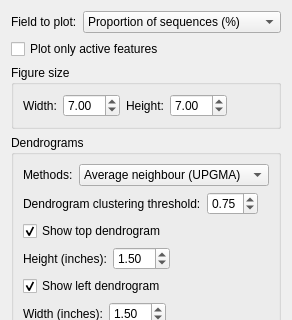
First picture: the form in stamp/plugins/groups/plots/configGUI/HeatmapPlot.ui, repository donovan-h-parks/STAMP, before the edit; both pictures show x 0 to 292 and y 0 to 320 of the 292 by 497 pixel window.
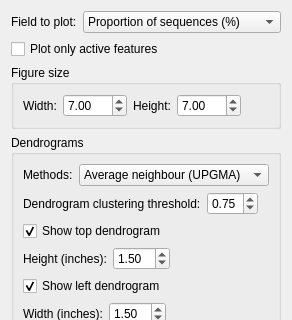
Second picture: the form after the edit. Icons and pictures are not drawn.

```diff
--- a/stamp/plugins/groups/plots/configGUI/HeatmapPlot.ui
+++ b/stamp/plugins/groups/plots/configGUI/HeatmapPlot.ui
@@ -95,7 +95,7 @@
            <double>0.500000000000000</double>
           </property>
           <property name="maximum">
-           <double>30.000000000000000</double>
+           <double>100.000000000000000</double>
           </property>
           <property name="singleStep">
            <double>0.100000000000000</double>
@@ -130,7 +130,7 @@
            <double>0.500000000000000</double>
           </property>
           <property name="maximum">
-           <double>30.000000000000000</double>
+           <double>100.000000000000000</double>
           </property>
           <property name="singleStep">
            <double>0.100000000000000</double>
```
Left out of the diff: 2 changed lines with no effect on the pictures.
